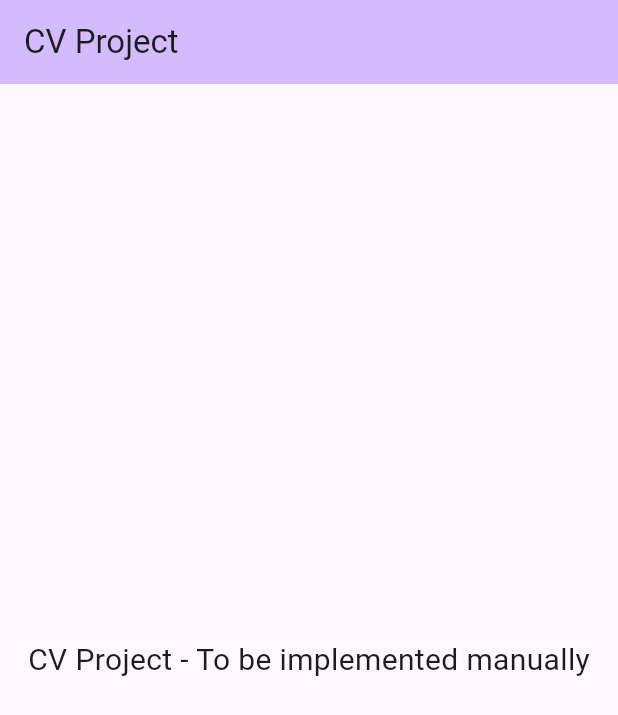
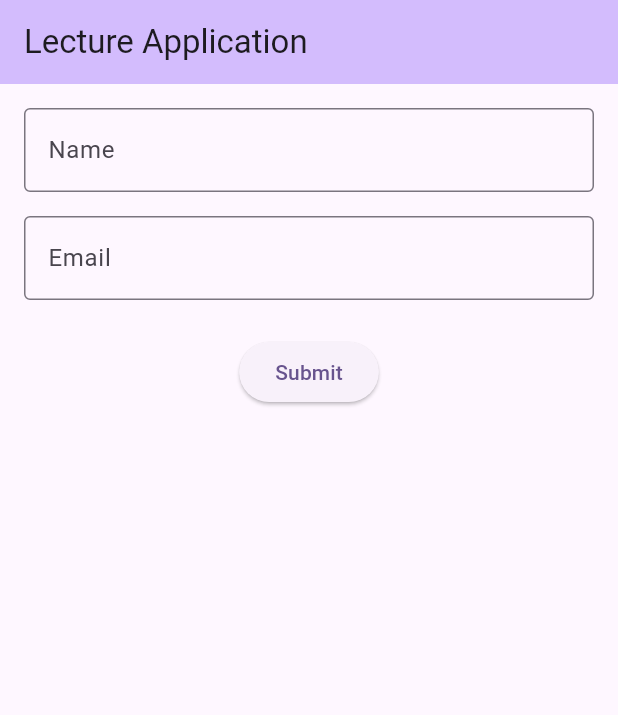
Before and after one commit to salemkode/empty-flutter-app, a Flutter app: the screen it shows after launch, on a phone screen of 412 x 824 dp. Shown: the top 715 px of the screen. Run offline on Flutter 3.47's test engine with Material 3 defaults, Android fonts, the phone set to English and light mode, and no system bars.

Commit message:
Lecture 8: Handling User Input
Add lecture application form with validation

Replaces the previous user input page with a lecture application form. The new form includes fields for name and email, input validation, and a submit button that displays a confirmation message upon successful submission.

```diff
--- a/lib/main.dart
+++ b/lib/main.dart
@@ -10,30 +10,101 @@ class MyApp extends StatelessWidget {
   @override
   Widget build(BuildContext context) {
     return MaterialApp(
-      title: 'Lecture 6 - Layouts & Multi-Child Widgets',
+      title: 'Lecture 8 - Handling User Input',
       theme: ThemeData(
         colorScheme: ColorScheme.fromSeed(seedColor: Colors.deepPurple),
         useMaterial3: true,
       ),
-      home: const CVProject(),
+      home: const LectureApplicationForm(),
     );
   }
 }
 
-class CVProject extends StatelessWidget {
-  const CVProject({super.key});
+class LectureApplicationForm extends StatefulWidget {
+  const LectureApplicationForm({super.key});
+
+  @override
+  State<LectureApplicationForm> createState() => _LectureApplicationFormState();
+}
+
+class _LectureApplicationFormState extends State<LectureApplicationForm> {
+  final _formKey = GlobalKey<FormState>();
+  final _nameController = TextEditingController();
+  final _emailController = TextEditingController();
+
+  @override
+  void dispose() {
+    _nameController.dispose();
+    _emailController.dispose();
+    super.dispose();
+  }
+
+  String? _validateName(String? value) {
+    if (value == null || value.isEmpty) {
+      return 'Please enter your name';
+    }
+    return null;
+  }
+
+  String? _validateEmail(String? value) {
+    if (value == null || value.isEmpty) {
+      return 'Please enter your email';
+    }
+    if (!value.contains('@')) {
+      return 'Please enter a valid email';
+    }
+    return null;
+  }
+
+  void _submitForm() {
+    if (_formKey.currentState!.validate()) {
+      ScaffoldMessenger.of(context).showSnackBar(
+        SnackBar(
+          content: Text('Application submitted: ${_nameController.text}'),
+          backgroundColor: Colors.green,
+        ),
+      );
+    }
+  }
 
   @override
   Widget build(BuildContext context) {
     return Scaffold(
       appBar: AppBar(
         backgroundColor: Theme.of(context).colorScheme.inversePrimary,
-        title: const Text('CV Project'),
+        title: const Text('Lecture Application'),
       ),
-      body: const Center(
-        child: Text(
-          'CV Project - To be implemented manually',
-          style: TextStyle(fontSize: 20),
+      body: Padding(
+        padding: const EdgeInsets.all(16),
+        child: Form(
+          key: _formKey,
+          child: Column(
+            children: [
+              TextFormField(
+                controller: _nameController,
+                decoration: const InputDecoration(
+                  labelText: 'Name',
+                  border: OutlineInputBorder(),
+                ),
+                validator: _validateName,
+              ),
+              const SizedBox(height: 16),
+              TextFormField(
+                controller: _emailController,
+                decoration: const InputDecoration(
+                  labelText: 'Email',
+                  border: OutlineInputBorder(),
+                ),
+                validator: _validateEmail,
+                keyboardType: TextInputType.emailAddress,
+              ),
+              const SizedBox(height: 24),
+              ElevatedButton(
+                onPressed: _submitForm,
+                child: const Text('Submit'),
+              ),
+            ],
+          ),
         ),
       ),
     );
```
